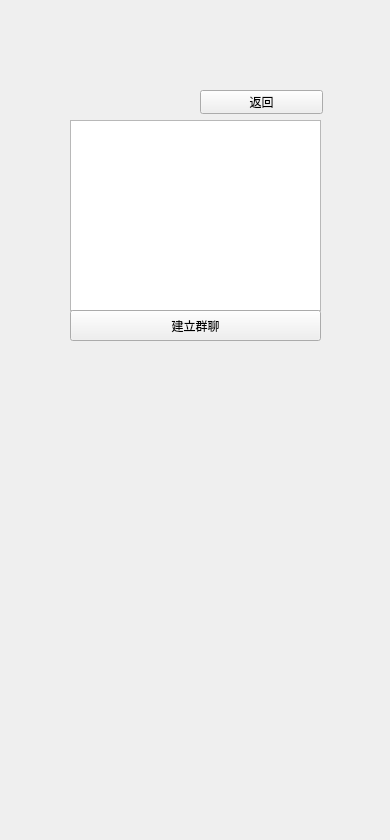
This is client/Imitation_QQ/set_group.ui in Zzzzzya/Chating-Room as Qt 5 draws it before an edit. The edited form follows.
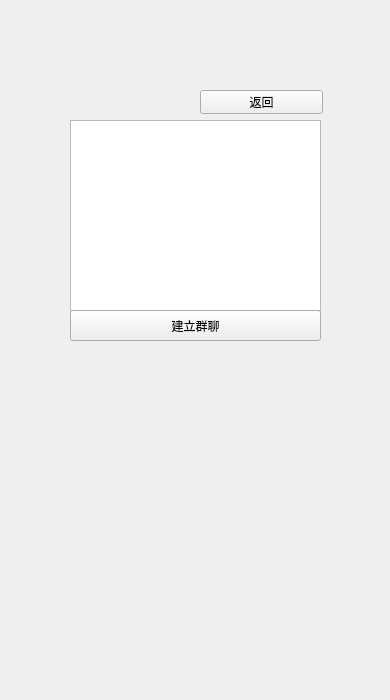
This is the edited form.

Patch:
```diff
--- a/client/Imitation_QQ/set_group.ui
+++ b/client/Imitation_QQ/set_group.ui
@@ -7,19 +7,19 @@
     <x>0</x>
     <y>0</y>
     <width>390</width>
-    <height>840</height>
+    <height>700</height>
    </rect>
   </property>
   <property name="minimumSize">
    <size>
     <width>390</width>
-    <height>840</height>
+    <height>700</height>
    </size>
   </property>
   <property name="maximumSize">
    <size>
     <width>390</width>
-    <height>840</height>
+    <height>700</height>
    </size>
   </property>
   <property name="windowTitle">
```
